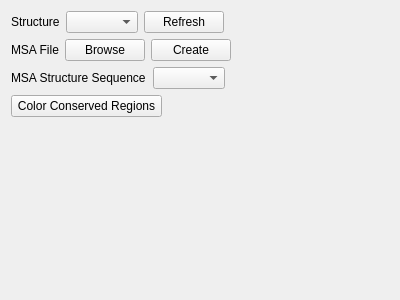
Before: the Qt Designer form cbr/msa/visual/MsaViewer.ui in TUM-CBR/pymol-plugins, drawn with Qt 5.
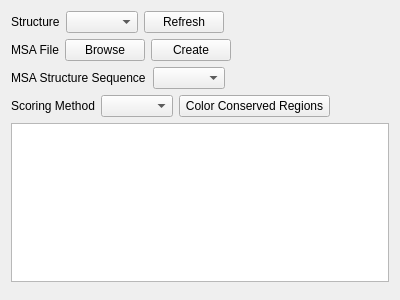
After: the same form once the commit is applied.

Commit message: MSA viewer table and new color scoring algorithms

The edit to the form file:
```diff
--- a/cbr/msa/visual/MsaViewer.ui
+++ b/cbr/msa/visual/MsaViewer.ui
@@ -121,6 +121,16 @@
    </item>
    <item>
     <layout class="QHBoxLayout" name="horizontalLayout_4">
+     <item>
+      <widget class="QLabel" name="label_4">
+       <property name="text">
+        <string>Scoring Method</string>
+       </property>
+      </widget>
+     </item>
+     <item>
+      <widget class="QComboBox" name="scoringCombo"/>
+     </item>
      <item>
       <widget class="QPushButton" name="colorConservedButton">
        <property name="minimumSize">
@@ -149,6 +159,9 @@
      </item>
     </layout>
    </item>
+   <item>
+    <widget class="QTableWidget" name="resultsTable"/>
+   </item>
    <item>
     <spacer name="verticalSpacer">
      <property name="orientation">
```
The commit also changes 2 other files.
